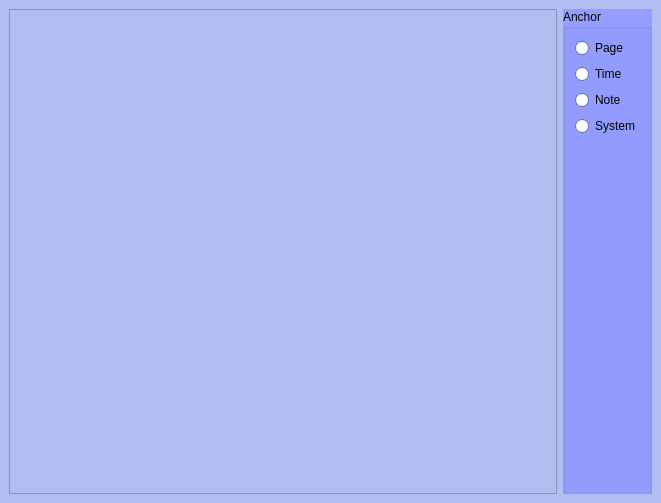
Qt form mscore/mscore/symboldialog.ui (musescore/musescore-old) before a commit.
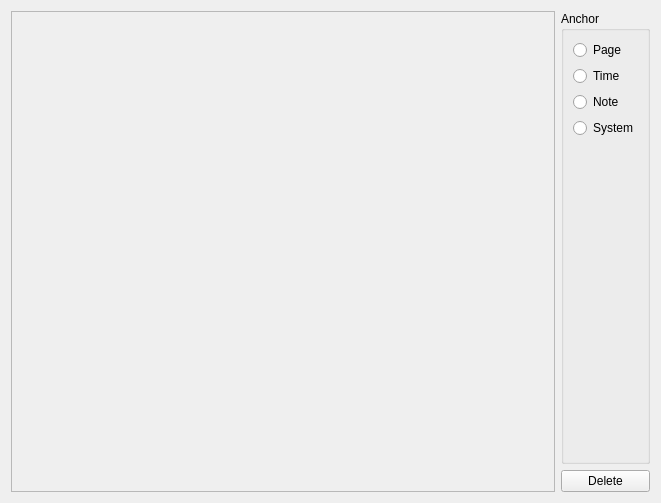
The same form after that commit.

Patch:
```diff
--- a/mscore/mscore/symboldialog.ui
+++ b/mscore/mscore/symboldialog.ui
@@ -9,86 +9,14 @@
     <height>503</height>
    </rect>
   </property>
-  <property name="palette" >
-   <palette>
-    <active>
-     <colorrole role="Base" >
-      <brush brushstyle="SolidPattern" >
-       <color alpha="255" >
-        <red>255</red>
-        <green>255</green>
-        <blue>255</blue>
-       </color>
-      </brush>
-     </colorrole>
-     <colorrole role="Window" >
-      <brush brushstyle="SolidPattern" >
-       <color alpha="255" >
-        <red>176</red>
-        <green>190</green>
-        <blue>242</blue>
-       </color>
-      </brush>
-     </colorrole>
-    </active>
-    <inactive>
-     <colorrole role="Base" >
-      <brush brushstyle="SolidPattern" >
-       <color alpha="255" >
-        <red>255</red>
-        <green>255</green>
-        <blue>255</blue>
-       </color>
-      </brush>
-     </colorrole>
-     <colorrole role="Window" >
-      <brush brushstyle="SolidPattern" >
-       <color alpha="255" >
-        <red>176</red>
-        <green>190</green>
-        <blue>242</blue>
-       </color>
-      </brush>
-     </colorrole>
-    </inactive>
-    <disabled>
-     <colorrole role="Base" >
-      <brush brushstyle="SolidPattern" >
-       <color alpha="255" >
-        <red>176</red>
-        <green>190</green>
-        <blue>242</blue>
-       </color>
-      </brush>
-     </colorrole>
-     <colorrole role="Window" >
-      <brush brushstyle="SolidPattern" >
-       <color alpha="255" >
-        <red>176</red>
-        <green>190</green>
-        <blue>242</blue>
-       </color>
-      </brush>
-     </colorrole>
-    </disabled>
-   </palette>
-  </property>
   <property name="windowTitle" >
    <string>Form</string>
   </property>
-  <layout class="QHBoxLayout" >
-   <property name="margin" >
-    <number>9</number>
-   </property>
-   <property name="spacing" >
-    <number>6</number>
-   </property>
-   <item>
+  <layout class="QGridLayout" >
+   <item rowspan="2" row="0" column="0" >
     <widget class="QFrame" name="frame" >
      <property name="sizePolicy" >
-      <sizepolicy>
-       <hsizetype>7</hsizetype>
-       <vsizetype>7</vsizetype>
+      <sizepolicy vsizetype="Expanding" hsizetype="Expanding" >
        <horstretch>0</horstretch>
        <verstretch>0</verstretch>
       </sizepolicy>
@@ -101,82 +29,16 @@
      </property>
     </widget>
    </item>
-   <item>
+   <item row="0" column="1" >
     <widget class="QGroupBox" name="groupBox" >
      <property name="sizePolicy" >
-      <sizepolicy>
-       <hsizetype>5</hsizetype>
-       <vsizetype>5</vsizetype>
+      <sizepolicy vsizetype="Preferred" hsizetype="Preferred" >
        <horstretch>0</horstretch>
        <verstretch>0</verstretch>
       </sizepolicy>
      </property>
-     <property name="palette" >
-      <palette>
-       <active>
-        <colorrole role="Base" >
-         <brush brushstyle="SolidPattern" >
-          <color alpha="255" >
-           <red>255</red>
-           <green>255</green>
-           <blue>255</blue>
-          </color>
-         </brush>
-        </colorrole>
-        <colorrole role="Window" >
-         <brush brushstyle="SolidPattern" >
-          <color alpha="255" >
-           <red>147</red>
-           <green>158</green>
-           <blue>255</blue>
-          </color>
-         </brush>
-        </colorrole>
-       </active>
-       <inactive>
-        <colorrole role="Base" >
-         <brush brushstyle="SolidPattern" >
-          <color alpha="255" >
-           <red>255</red>
-           <green>255</green>
-           <blue>255</blue>
-          </color>
-         </brush>
-        </colorrole>
-        <colorrole role="Window" >
-         <brush brushstyle="SolidPattern" >
-          <color alpha="255" >
-           <red>147</red>
-           <green>158</green>
-           <blue>255</blue>
-          </color>
-         </brush>
-        </colorrole>
-       </inactive>
-       <disabled>
-        <colorrole role="Base" >
-         <brush brushstyle="SolidPattern" >
-          <color alpha="255" >
-           <red>147</red>
-           <green>158</green>
-           <blue>255</blue>
-          </color>
-         </brush>
-        </colorrole>
-        <colorrole role="Window" >
-         <brush brushstyle="SolidPattern" >
-          <color alpha="255" >
-           <red>147</red>
-           <green>158</green>
-           <blue>255</blue>
-          </color>
-         </brush>
-        </colorrole>
-       </disabled>
-      </palette>
-     </property>
      <property name="autoFillBackground" >
-      <bool>true</bool>
+      <bool>false</bool>
      </property>
      <property name="title" >
       <string>Anchor</string>
@@ -232,6 +94,13 @@
      </layout>
     </widget>
    </item>
+   <item row="1" column="1" >
+    <widget class="QPushButton" name="deleteButton" >
+     <property name="text" >
+      <string>Delete</string>
+     </property>
+    </widget>
+   </item>
   </layout>
  </widget>
  <resources/>
```
Left out of the diff: 15 changed lines with no effect on the pictures.
